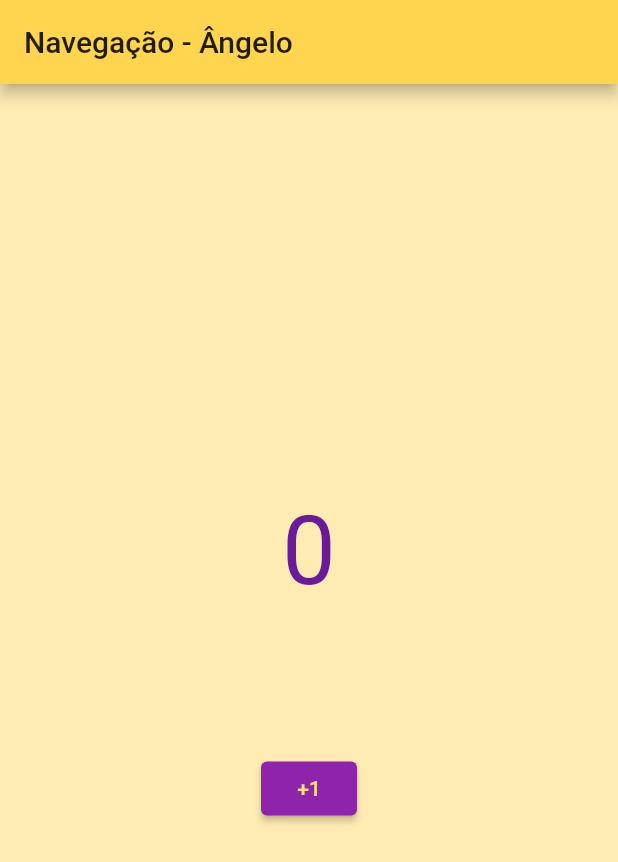
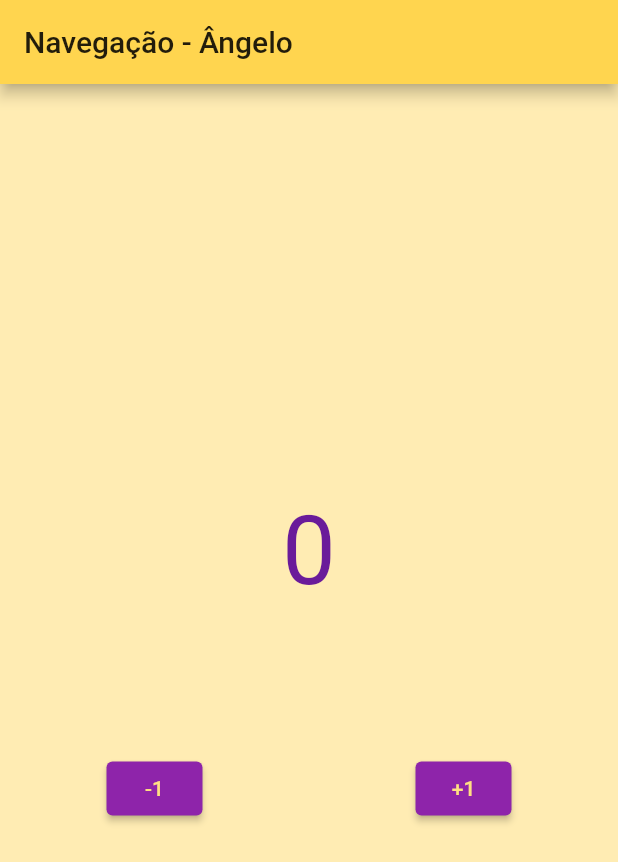
Before and after one commit to MSavioti/Estudo-Navegacao-Flutter, a Flutter app: the screen it shows after launch, on a phone screen of 412 x 824 dp. Shown: the top 862 px of the screen. Run offline on Flutter 3.47's test engine with Material 2 defaults, Android fonts, the phone set to English and light mode, and no system bars.

```diff
--- a/lib/main.dart
+++ b/lib/main.dart
@@ -40,6 +40,12 @@ class HomePage extends StatefulWidget {
 class _HomePageState extends State<HomePage> {
   int _counter = 0;
 
+  void _decrementCounter() {
+    setState(() {
+      _counter--;
+    });
+  }
+
   void _incrementCounter() {
     setState(() {
       _counter++;
@@ -72,6 +78,19 @@ class _HomePageState extends State<HomePage> {
                   mainAxisAlignment: MainAxisAlignment.spaceAround,
                   children: [
                     ElevatedButton(
+                      onPressed: _decrementCounter,
+                      style: ButtonStyle(
+                        backgroundColor:
+                            MaterialStateProperty.all(Colors.purple[600]),
+                      ),
+                      child: Text(
+                        '-1',
+                        style: TextStyle(
+                          color: Colors.amber[200],
+                        ),
+                      ),
+                    ),
+                    ElevatedButton(
                       onPressed: _incrementCounter,
                       style: ButtonStyle(
                         backgroundColor:
@@ -83,7 +102,7 @@ class _HomePageState extends State<HomePage> {
                           color: Colors.amber[200],
                         ),
                       ),
-                    )
+                    ),
                   ],
                 )
               ],
```
